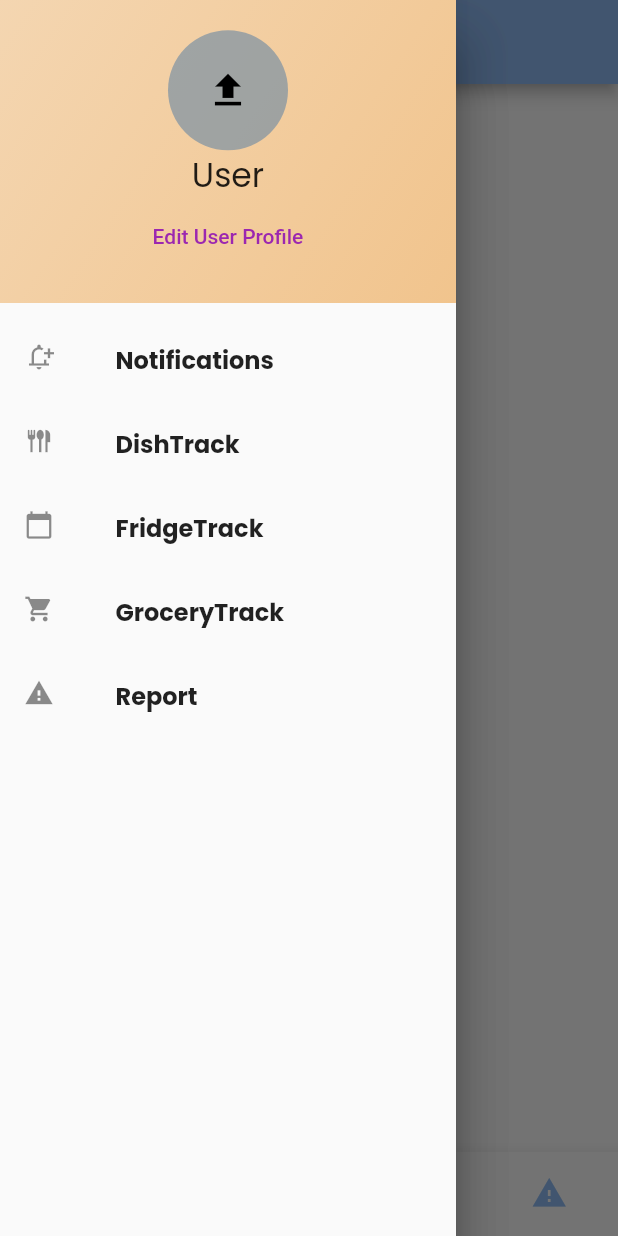
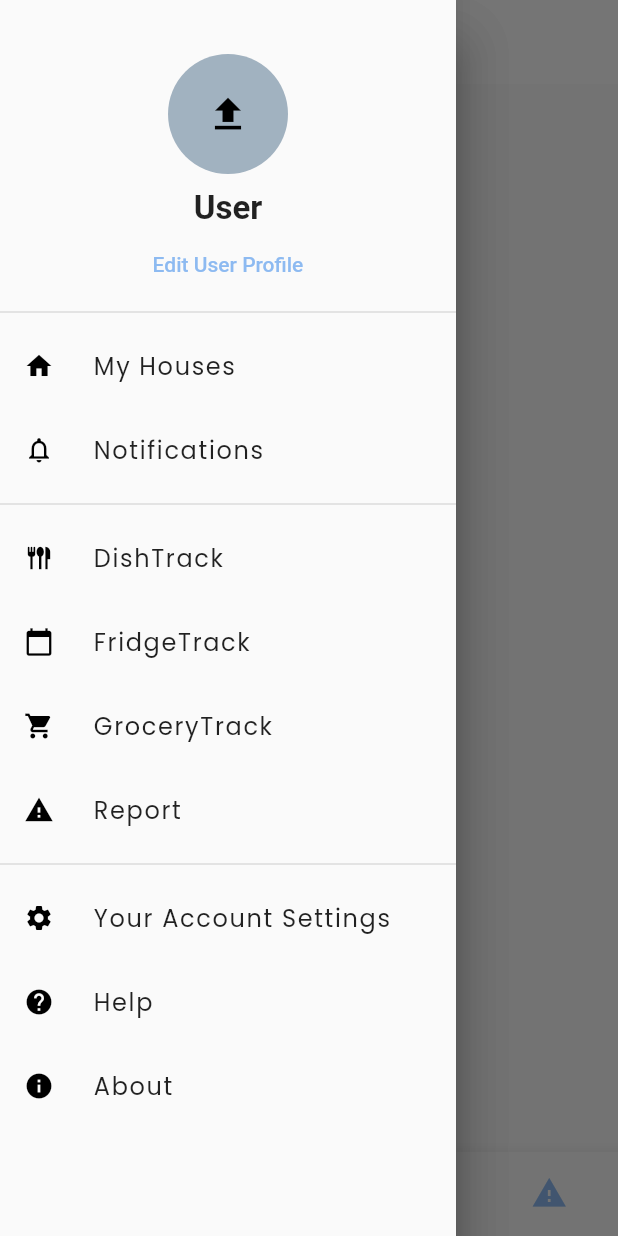
Before and after one commit to kyasuigit/roomies-beta, a Flutter app: the screen it shows after launch, with the side drawer open, on a phone screen of 412 x 824 dp. Run offline on Flutter 3.47's test engine with Material 2 defaults, Android fonts, the phone set to English and light mode, and no system bars.

Commit message:
Changed hamburger menu

```diff
--- a/roomies_beta/lib/main.dart
+++ b/roomies_beta/lib/main.dart
@@ -58,7 +58,7 @@ class MyApp extends StatelessWidget {
             ),
       ),
       routes: {
-        '/': (context) => TabsScreen(),
+        '/': (context) => const TabsScreen(),
       },
       onUnknownRoute: (settings) {
         return MaterialPageRoute(builder: (ctx) => TabsScreen());
--- a/roomies_beta/lib/screens/tabs_screen.dart
+++ b/roomies_beta/lib/screens/tabs_screen.dart
@@ -31,7 +31,10 @@ class _TabsScreenState extends State<TabsScreen> {
   Widget build(BuildContext context) {
     return Scaffold(
       appBar: AppBar(
-        title: const Text('Meals'),
+        title: const Text('House'),
+        centerTitle: true,
+        backgroundColor: Colors.white,
+        elevation: 0,
       ),
       drawer: const Drawer(
         child: MainDrawer(),
--- a/roomies_beta/lib/widgets/main_drawer.dart
+++ b/roomies_beta/lib/widgets/main_drawer.dart
@@ -5,22 +5,25 @@ class MainDrawer extends StatelessWidget {
 
   Widget buildListTile(String title, IconData icon) {
     return ListTile(
-      leading: Container(
-        padding: EdgeInsets.only(right: 0),
-        child: Icon(
+      minLeadingWidth: 30,
+      leading: Column(
+        mainAxisAlignment: MainAxisAlignment.center,
+        crossAxisAlignment: CrossAxisAlignment.center,
+        children: [
+          Icon(
             icon,
             size: 20,
+            color: Colors.black,
           ),
+        ],
       ),
-      title: Container(
-        padding: EdgeInsets.only(left: 5),
-        child: Text(
+      title: Text(
         title,
+        textAlign: TextAlign.left,
         style: const TextStyle(
           fontFamily: 'Poppins',
           fontSize: 16,
-            fontWeight: FontWeight.bold,
-          ),
+          letterSpacing: 1.1,
         ),
       ),
       onTap: () {},
@@ -33,52 +36,53 @@ class MainDrawer extends StatelessWidget {
       child: Column(
         children: <Widget>[
           Container(
-            height: 202,
+            height: 200,
             width: double.infinity,
-            padding: const EdgeInsets.all(20),
             alignment: Alignment.center,
-            decoration: const BoxDecoration(
-              gradient: LinearGradient(
-                colors: [
-                  Color.fromARGB(171, 241, 196, 141),
-                  Color(0xFFf1c48d),
-                ],
-                begin: Alignment.topLeft,
-                end: Alignment.bottomRight,
-              ),
-            ),
             child: Column(
-              mainAxisAlignment: MainAxisAlignment.spaceAround,
+              mainAxisAlignment: MainAxisAlignment.end,
               children: [
+                const SizedBox(height: 10),
                 CircleAvatar(
                   radius: 40,
-                  backgroundColor: Color.fromARGB(171, 118, 142, 163),
+                  backgroundColor: const Color.fromARGB(171, 118, 142, 163),
                   child: IconButton(
                     color: Colors.black,
                     onPressed: () {},
                     icon: const Icon(size: 30, Icons.file_upload),
                   ),
                 ),
+                const SizedBox(height: 10),
                 const Text(
                   style: TextStyle(
-                    fontFamily: 'Poppins',
                     fontSize: 22,
+                    fontWeight: FontWeight.bold,
                   ),
                   "User",
                 ),
                 TextButton(
                   onPressed: () {},
-                  child: const Text("Edit User Profile",
-                      style: TextStyle(color: Colors.purple)),
-                )
+                  child: Text(
+                    "Edit User Profile",
+                    style:
+                        TextStyle(color: Theme.of(context).colorScheme.primary),
+                  ),
+                ),
               ],
             ),
           ),
-          const SizedBox(height: 10),
+          const Divider(thickness: 1.0),
+          //MY HOUSE FEATURES
+          buildListTile(
+            "My Houses",
+            Icons.home,
+          ),
           buildListTile(
             "Notifications",
-            Icons.notification_add_outlined,
+            Icons.notifications_none,
           ),
+          const Divider(thickness: 1.0),
+          //FEATURES SECTION
           buildListTile(
             "DishTrack",
             Icons.flatware,
@@ -95,6 +99,20 @@ class MainDrawer extends StatelessWidget {
             "Report",
             Icons.warning,
           ),
+          //HELPER SECTION
+          const Divider(thickness: 1.0),
+          buildListTile(
+            "Your Account Settings",
+            Icons.settings,
+          ),
+          buildListTile(
+            "Help",
+            Icons.help,
+          ),
+          buildListTile(
+            "About",
+            Icons.info,
+          ),
         ],
       ),
     );
```
Lines whose indentation alone changed are shown as unchanged.
